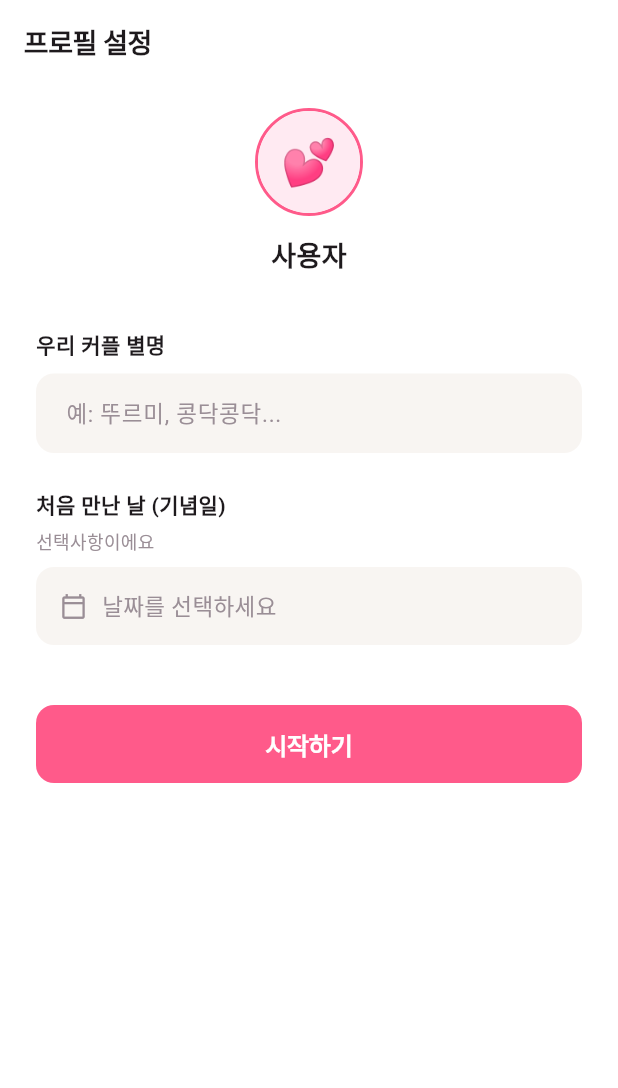
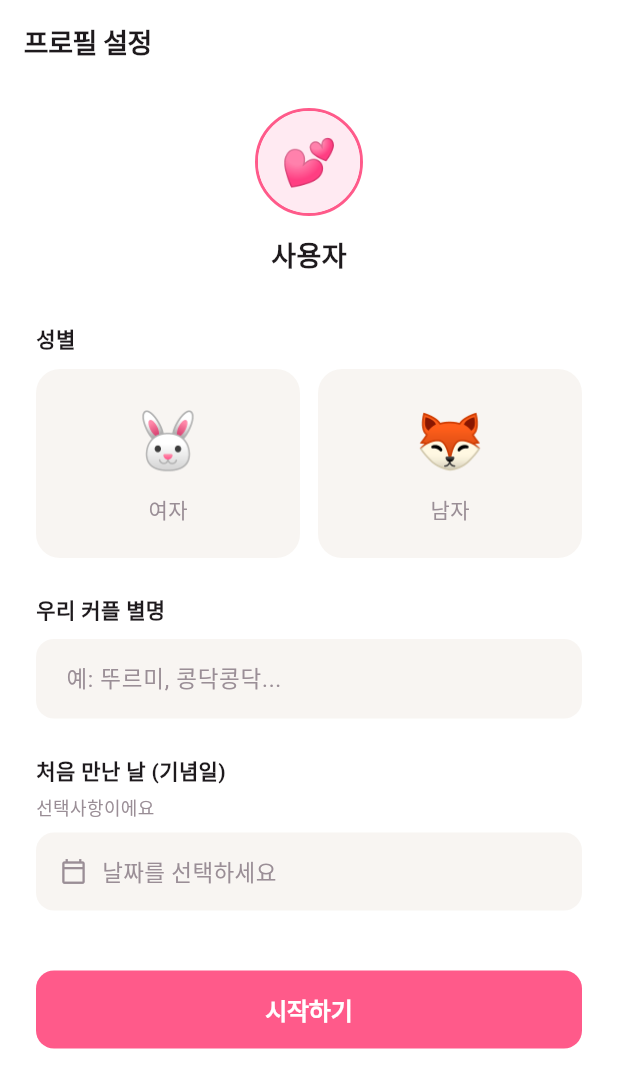
Before and after one commit to Daytoryapp/Daytory, a Flutter app: the ProfileSetupScreen screen opened directly, on a phone screen of 412 x 824 dp. Shown: the top 1088 px of the screen. Run offline on Flutter 3.47's test engine with Material 3 defaults, Android fonts, the light colour scheme and no system bars; our stand-ins replace cached_network_image, flutter_dotenv, flutter_map, flutter_riverpod, hive_flutter, image_picker and 3 more; missing offline and left inert: kakao_flutter_sdk_user; accounts and stored records are empty.

Commit message:
젠더 추가 및 기록 칸 수정

```diff
--- a/lib/src/features/auth/profile_setup_screen.dart
+++ b/lib/src/features/auth/profile_setup_screen.dart
@@ -16,6 +16,7 @@ class _ProfileSetupScreenState extends ConsumerState<ProfileSetupScreen> {
   final _formKey = GlobalKey<FormState>();
   final _nicknameController = TextEditingController();
   DateTime? _anniversaryDate;
+  String? _gender;
   bool _loading = false;
 
   @override
@@ -26,6 +27,7 @@ class _ProfileSetupScreenState extends ConsumerState<ProfileSetupScreen> {
       _nicknameController.text = profile!.coupleNickname!;
     }
     _anniversaryDate = profile?.anniversaryDate;
+    _gender = profile?.gender;
   }
 
   @override
@@ -57,6 +59,7 @@ class _ProfileSetupScreenState extends ConsumerState<ProfileSetupScreen> {
       await ref.read(authStateProvider.notifier).completeProfile(
             coupleNickname: _nicknameController.text.trim(),
             anniversaryDate: _anniversaryDate,
+            gender: _gender,
           );
     } finally {
       if (mounted) setState(() => _loading = false);
@@ -75,11 +78,7 @@ class _ProfileSetupScreenState extends ConsumerState<ProfileSetupScreen> {
         automaticallyImplyLeading: false,
         title: const Text(
           '프로필 설정',
-          style: TextStyle(
-            fontSize: 18,
-            fontWeight: FontWeight.w700,
-            color: AppConstants.textPrimary,
-          ),
+          style: TextStyle(fontSize: 18, fontWeight: FontWeight.w700, color: AppConstants.textPrimary),
         ),
       ),
       body: SafeArea(
@@ -90,6 +89,7 @@ class _ProfileSetupScreenState extends ConsumerState<ProfileSetupScreen> {
             child: Column(
               crossAxisAlignment: CrossAxisAlignment.start,
               children: [
+                // 프로필 이미지
                 Center(
                   child: Column(
                     children: [
@@ -97,23 +97,46 @@ class _ProfileSetupScreenState extends ConsumerState<ProfileSetupScreen> {
                       const SizedBox(height: 12),
                       Text(
                         profile?.kakaoNickname ?? '사용자',
-                        style: const TextStyle(
-                          fontSize: 18,
-                          fontWeight: FontWeight.w700,
-                          color: AppConstants.textPrimary,
-                        ),
+                        style: const TextStyle(fontSize: 18, fontWeight: FontWeight.w700, color: AppConstants.textPrimary),
                       ),
                     ],
                   ),
                 ),
-                const SizedBox(height: 36),
+                const SizedBox(height: 32),
+
+                // ── 성별 선택 ─────────────────────────────────────────────────
+                const Text(
+                  '성별',
+                  style: TextStyle(fontSize: 14, fontWeight: FontWeight.w600, color: AppConstants.textPrimary),
+                ),
+                const SizedBox(height: 10),
+                Row(
+                  children: [
+                    Expanded(
+                      child: _GenderCard(
+                        emoji: '🐰',
+                        label: '여자',
+                        selected: _gender == 'female',
+                        onTap: () => setState(() => _gender = 'female'),
+                      ),
+                    ),
+                    const SizedBox(width: 12),
+                    Expanded(
+                      child: _GenderCard(
+                        emoji: '🦊',
+                        label: '남자',
+                        selected: _gender == 'male',
+                        onTap: () => setState(() => _gender = 'male'),
+                      ),
+                    ),
+                  ],
+                ),
+                const SizedBox(height: 24),
+
+                // ── 커플 별명 ─────────────────────────────────────────────────
                 const Text(
                   '우리 커플 별명',
-                  style: TextStyle(
-                    fontSize: 14,
-                    fontWeight: FontWeight.w600,
-                    color: AppConstants.textPrimary,
-                  ),
+                  style: TextStyle(fontSize: 14, fontWeight: FontWeight.w600, color: AppConstants.textPrimary),
                 ),
                 const SizedBox(height: 8),
                 TextFormField(
@@ -131,8 +154,7 @@ class _ProfileSetupScreenState extends ConsumerState<ProfileSetupScreen> {
                       borderRadius: BorderRadius.circular(AppConstants.radiusM),
                       borderSide: const BorderSide(color: AppConstants.pink),
                     ),
-                    contentPadding: const EdgeInsets.symmetric(
-                        horizontal: 16, vertical: 14),
+                    contentPadding: const EdgeInsets.symmetric(horizontal: 16, vertical: 14),
                   ),
                   validator: (v) {
                     if (v == null || v.trim().isEmpty) return '별명을 입력해주세요';
@@ -140,48 +162,38 @@ class _ProfileSetupScreenState extends ConsumerState<ProfileSetupScreen> {
                   },
                 ),
                 const SizedBox(height: 24),
+
+                // ── 기념일 ────────────────────────────────────────────────────
                 const Text(
                   '처음 만난 날 (기념일)',
-                  style: TextStyle(
-                    fontSize: 14,
-                    fontWeight: FontWeight.w600,
-                    color: AppConstants.textPrimary,
-                  ),
+                  style: TextStyle(fontSize: 14, fontWeight: FontWeight.w600, color: AppConstants.textPrimary),
                 ),
                 const SizedBox(height: 4),
                 const Text(
                   '선택사항이에요',
-                  style: TextStyle(
-                    fontSize: 12,
-                    color: AppConstants.textSecondary,
-                  ),
+                  style: TextStyle(fontSize: 12, color: AppConstants.textSecondary),
                 ),
                 const SizedBox(height: 8),
                 GestureDetector(
                   onTap: _pickDate,
                   child: Container(
                     width: double.infinity,
-                    padding: const EdgeInsets.symmetric(
-                        horizontal: 16, vertical: 14),
+                    padding: const EdgeInsets.symmetric(horizontal: 16, vertical: 14),
                     decoration: BoxDecoration(
                       color: AppConstants.surface,
                       borderRadius: BorderRadius.circular(AppConstants.radiusM),
                     ),
                     child: Row(
                       children: [
-                        const Icon(Icons.calendar_today_outlined,
-                            size: 18, color: AppConstants.textSecondary),
+                        const Icon(Icons.calendar_today_outlined, size: 18, color: AppConstants.textSecondary),
                         const SizedBox(width: 10),
                         Text(
                           _anniversaryDate != null
-                              ? DateFormat('yyyy년 M월 d일')
-                                  .format(_anniversaryDate!)
+                              ? DateFormat('yyyy년 M월 d일').format(_anniversaryDate!)
                               : '날짜를 선택하세요',
                           style: TextStyle(
                             fontSize: 15,
-                            color: _anniversaryDate != null
-                                ? AppConstants.textPrimary
-                                : AppConstants.textSecondary,
+                            color: _anniversaryDate != null ? AppConstants.textPrimary : AppConstants.textSecondary,
                           ),
                         ),
                       ],
@@ -189,29 +201,17 @@ class _ProfileSetupScreenState extends ConsumerState<ProfileSetupScreen> {
                   ),
                 ),
                 const SizedBox(height: 40),
+
                 FilledButton(
                   onPressed: _loading ? null : _submit,
                   style: FilledButton.styleFrom(
                     backgroundColor: AppConstants.pink,
                     minimumSize: const Size(double.infinity, 52),
-                    shape: RoundedRectangleBorder(
-                      borderRadius: BorderRadius.circular(AppConstants.radiusM),
-                    ),
+                    shape: RoundedRectangleBorder(borderRadius: BorderRadius.circular(AppConstants.radiusM)),
                   ),
                   child: _loading
-                      ? const SizedBox(
-                          width: 22,
-                          height: 22,
-                          child: CircularProgressIndicator(
-                              strokeWidth: 2, color: Colors.white),
-                        )
-                      : const Text(
-                          '시작하기',
-                          style: TextStyle(
-                            fontSize: 16,
-                            fontWeight: FontWeight.w700,
-                          ),
-                        ),
+                      ? const SizedBox(width: 22, height: 22, child: CircularProgressIndicator(strokeWidth: 2, color: Colors.white))
+                      : const Text('시작하기', style: TextStyle(fontSize: 16, fontWeight: FontWeight.w700)),
                 ),
               ],
             ),
@@ -222,6 +222,50 @@ class _ProfileSetupScreenState extends ConsumerState<ProfileSetupScreen> {
   }
 }
 
+// ── 성별 선택 카드 ───────────────────────────────────────────────────────────
+class _GenderCard extends StatelessWidget {
+  const _GenderCard({required this.emoji, required this.label, required this.selected, required this.onTap});
+  final String emoji;
+  final String label;
+  final bool selected;
+  final VoidCallback onTap;
+
+  @override
+  Widget build(BuildContext context) {
+    return GestureDetector(
+      onTap: onTap,
+      child: AnimatedContainer(
+        duration: const Duration(milliseconds: 180),
+        padding: const EdgeInsets.symmetric(vertical: 20),
+        decoration: BoxDecoration(
+          color: selected ? AppConstants.pinkLight : AppConstants.surface,
+          borderRadius: BorderRadius.circular(AppConstants.radiusL),
+          border: Border.all(
+            color: selected ? AppConstants.pink : Colors.transparent,
+            width: 1.5,
+          ),
+        ),
+        child: Column(
+          mainAxisSize: MainAxisSize.min,
+          children: [
+            Text(emoji, style: TextStyle(fontSize: selected ? 42 : 36)),
+            const SizedBox(height: 8),
+            Text(
+              label,
+              style: TextStyle(
+                fontSize: 14,
+                fontWeight: selected ? FontWeight.w700 : FontWeight.w500,
+                color: selected ? AppConstants.pink : AppConstants.textSecondary,
+              ),
+            ),
+          ],
+        ),
+      ),
+    );
+  }
+}
+
+// ── 프로필 이미지 ────────────────────────────────────────────────────────────
 class _ProfileImage extends StatelessWidget {
   const _ProfileImage({this.imageUrl});
   final String? imageUrl;
@@ -240,14 +284,8 @@ class _ProfileImage extends StatelessWidget {
             ? CachedNetworkImage(
                 imageUrl: imageUrl!,
                 fit: BoxFit.cover,
-                placeholder: (context, url) => const ColoredBox(
-                  color: AppConstants.pinkLight,
-                  child: Center(child: Text('💕', style: TextStyle(fontSize: 30))),
-                ),
-                errorWidget: (context, url, error) => const ColoredBox(
-                  color: AppConstants.pinkLight,
-                  child: Center(child: Text('💕', style: TextStyle(fontSize: 30))),
-                ),
+                placeholder: (_, __) => const ColoredBox(color: AppConstants.pinkLight, child: Center(child: Text('💕', style: TextStyle(fontSize: 30)))),
+                errorWidget: (_, __, ___) => const ColoredBox(color: AppConstants.pinkLight, child: Center(child: Text('💕', style: TextStyle(fontSize: 30)))),
               )
             : const ColoredBox(
                 color: AppConstants.pinkLight,
--- a/lib/src/state/auth_state.dart
+++ b/lib/src/state/auth_state.dart
@@ -61,6 +61,7 @@ class AuthNotifier extends StateNotifier<AuthState> {
       anniversaryDate: existing?['anniversary'] != null
           ? DateTime.tryParse(existing!['anniversary'] as String)
           : null,
+      gender: existing?['gender'] as String?,
     );
 
     await _box.put('data', userProfile.toMap());
@@ -73,15 +74,18 @@ class AuthNotifier extends StateNotifier<AuthState> {
   Future<void> completeProfile({
     required String coupleNickname,
     DateTime? anniversaryDate,
+    String? gender,
   }) async {
     final updated = state.profile!.copyWith(
       coupleNickname: coupleNickname,
       anniversaryDate: anniversaryDate,
+      gender: gender,
     );
 
     await Supabase.instance.client.from('users').update({
       'couple_nickname': coupleNickname,
       'anniversary': anniversaryDate?.toIso8601String(),
+      if (gender != null) 'gender': gender,
     }).eq('kakao_id', updated.kakaoId);
 
     await _box.put('data', updated.toMap());
```
Also changed, not shown: lib/src/features/add/add_log_screen.dart (+68 -12 lines), lib/src/features/mypage/mypage_screen.dart (+13 -7 lines), lib/src/models/user_profile.dart (+13 -1 lines).
